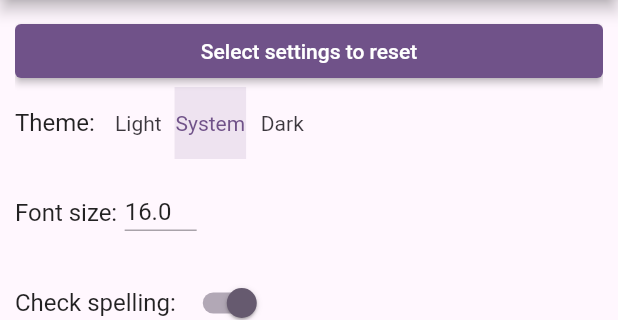
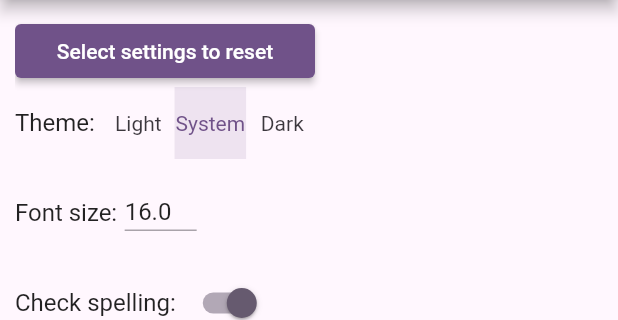
Before and after one commit to Voklen/Daily-Diary, a Flutter app: the SettingsScreen screen opened directly, on a phone screen of 412 x 824 dp, the part 84-404 px from its top. Run offline on Flutter 3.47's test engine with Material 2 defaults, Android fonts, the phone set to English and light mode, and no system bars; drawn by our look-alikes of flutter_colorpicker; our stand-ins replace file_picker, shared_preferences; missing offline and left inert: flutter_window_close, shared_storage, toml; accounts and stored records are empty.

Commit message:
Make button to reset settings smaller

```diff
--- a/lib/screens/settings.dart
+++ b/lib/screens/settings.dart
@@ -50,9 +50,17 @@ class _SettingsListState extends State<SettingsList> {
   }
 
   Widget buttonToShowResetButtons() {
-    return ElevatedButton(
-      onPressed: toggleResetButtons,
-      child: Text(showResetButtons ? 'Cancel' : 'Select settings to reset'),
+    return Row(
+      children: [
+        SizedBox(
+          width: 200,
+          child: ElevatedButton(
+            onPressed: toggleResetButtons,
+            child:
+                Text(showResetButtons ? 'Cancel' : 'Select settings to reset'),
+          ),
+        )
+      ],
     );
   }
 
```
